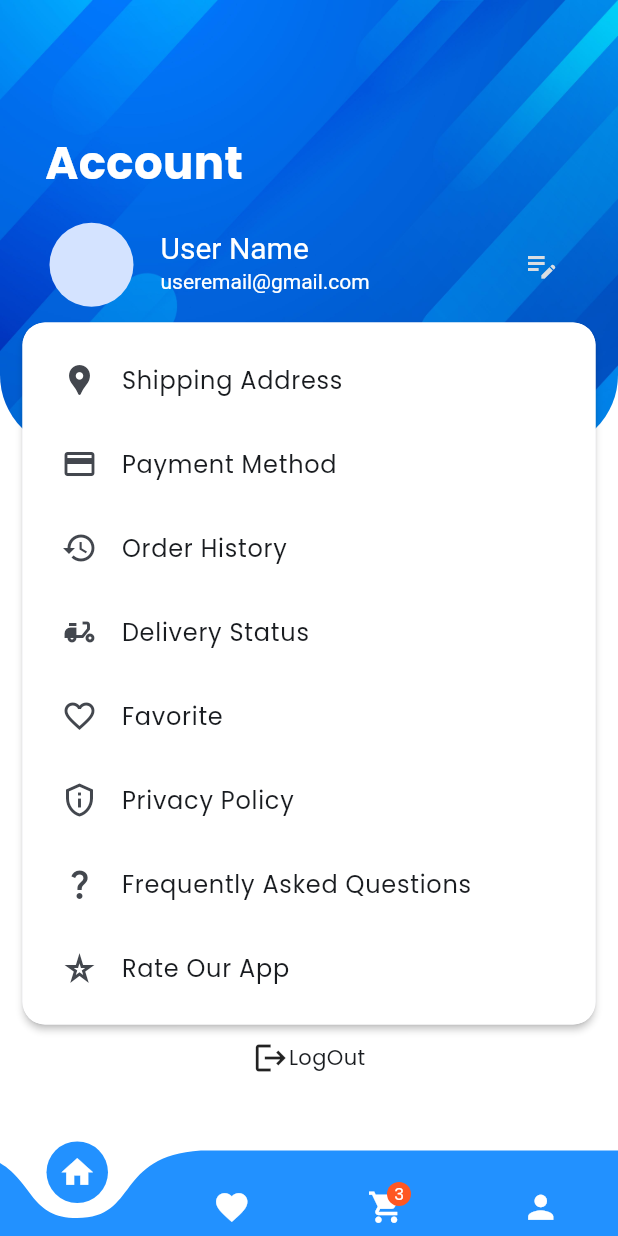
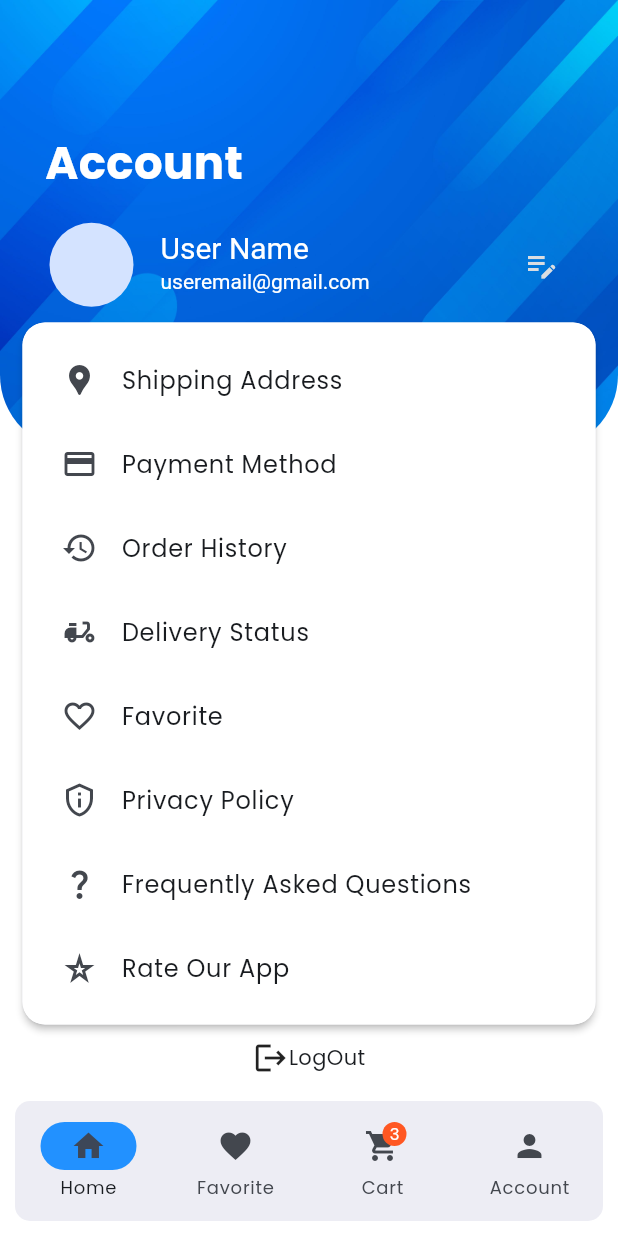
Before and after one commit to AmanuelDemelash/flutter_vendure_stor, a Flutter app: the HomeView screen opened by its route, swiped to page 4, on a phone screen of 412 x 824 dp. Run offline on Flutter 3.47's test engine with Material 3 defaults, Android fonts, the phone set to English and light mode, and no system bars; drawn by our look-alikes of curved_navigation_bar; our stand-ins replace cached_network_image, carousel_slider, flutter_rating_bar, get, graphql_flutter, shimmer; network calls fail.

Commit message:
product detail

```diff
--- a/lib/app/constants/configConstant.dart
+++ b/lib/app/constants/configConstant.dart
@@ -0,0 +1,7 @@
+
+
+class ConfigConstant{
+  static const httpLink='http://10.0.2.2:3000/shop-api';
+
+
+}
--- a/lib/app/modules/home/views/home_view.dart
+++ b/lib/app/modules/home/views/home_view.dart
@@ -17,33 +17,63 @@ class HomeView extends GetView<HomeController> {
   @override
   Widget build(BuildContext context) {
     return Scaffold(
-        bottomNavigationBar:Obx(() =>CurvedNavigationBar(
-          height:57,
-          key: _bottomNavigationKey,
-          index: controller.intialPage.value,
-          backgroundColor: ColorConstant.backgroundColor,
-          buttonBackgroundColor: ColorConstant.primeryColor,
-          color: ColorConstant.primeryColor,
-          items:const[
-            Icon(Icons.home, size:25,color: ColorConstant.backgroundColor,),
-            Icon(Icons.favorite, size: 25,color: ColorConstant.backgroundColor,),
-            Badge(
+        bottomNavigationBar:Container(
+          width: Get.width,
+          margin:const EdgeInsets.only(left: 10,right: 10,bottom: 10),
+          decoration: BoxDecoration(
+            borderRadius: BorderRadius.circular(10)
+          ),
+          child:Obx(() =>ClipRRect(
+              borderRadius: BorderRadius.circular(10),
+              child: NavigationBar(
+                selectedIndex: controller.intialPage.value,
+                indicatorColor: ColorConstant.primeryColor,
+                destinations:const[
+                  NavigationDestination(icon: Icon(Icons.home), label:"Home"),
+                  NavigationDestination(icon: Icon(Icons.favorite), label:"Favorite"),
+                  NavigationDestination(icon: Badge(
                       alignment: Alignment.topRight,
                               backgroundColor: Colors.deepOrange,
                               smallSize: 30,
-               // offset: Offset(5, -3),
                               label: Text("3"),
-                child: Icon(
-                  Icons.shopping_cart,
-                  size: 25,color: ColorConstant.backgroundColor,
-                )),
-            Icon(Icons.person, size: 25,color: ColorConstant.backgroundColor,)
+                      child: Icon(Icons.shopping_cart)), label:"Cart"),
+                  NavigationDestination(icon: Icon(Icons.person), label:"Account"),
               ],
-          onTap: (index) {
-           controller.intialPage.value=index;
-           _pageController.jumpToPage(index);
+                onDestinationSelected: (value) async{
+                     controller.intialPage.value=value;
+                     _pageController.jumpToPage(value);
                 },
-        ),),
+            ),
+          ),
+          )
+        ),
+        // Obx(() =>CurvedNavigationBar(
+        //   height:57,
+        //   key: _bottomNavigationKey,
+        //   index: controller.intialPage.value,
+        //   backgroundColor: ColorConstant.backgroundColor,
+        //   buttonBackgroundColor: ColorConstant.primeryColor,
+        //   color: ColorConstant.primeryColor,
+        //   items:const[
+        //     Icon(Icons.home, size:25,color: ColorConstant.backgroundColor,),
+        //     Icon(Icons.favorite, size: 25,color: ColorConstant.backgroundColor,),
+        //     Badge(
+        //         alignment: Alignment.topRight,
+        //         backgroundColor: Colors.deepOrange,
+        //         smallSize: 30,
+        //        // offset: Offset(5, -3),
+        //         label: Text("3"),
+        //         child: Icon(
+        //           Icons.shopping_cart,
+        //           size: 25,color: ColorConstant.backgroundColor,
+        //         )),
+        //     Icon(Icons.person, size: 25,color: ColorConstant.backgroundColor,)
+        //   ],
+        //   onTap: (index) {
+        //    controller.intialPage.value=index;
+        //    _pageController.jumpToPage(index);
+        //   },
+        // ),
         body:
             PageView(
             controller:_pageController,
--- a/lib/main.dart
+++ b/lib/main.dart
@@ -1,4 +1,5 @@
 import 'package:flutter/material.dart';
+import 'package:flutter_vendure_stor/app/constants/configConstant.dart';
 import 'package:flutter_vendure_stor/app/constants/theme.dart';
 import 'package:get/get.dart';
 import 'app/routes/app_pages.dart';
@@ -7,9 +8,7 @@ import 'package:graphql_flutter/graphql_flutter.dart';
 void main()async {
   await initHiveForFlutter();
 
-  final HttpLink httpLink = HttpLink(
-    'http://10.0.2.2:3000/shop-api',
-  );
+  final HttpLink httpLink = HttpLink(ConfigConstant.httpLink,);
 
   final AuthLink authLink = AuthLink(
     getToken: () async => 'Bearer <YOUR_PERSONAL_ACCESS_TOKEN>',
```
Lines whose indentation alone changed are shown as unchanged.
